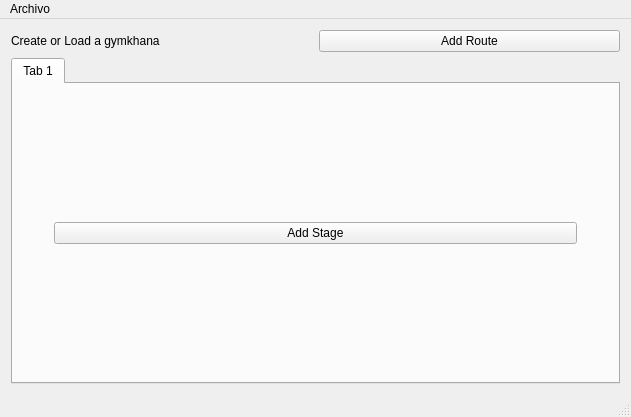
BenitezDev/GymkhanaCreator, file desktop app/project/resources/MainWindow.ui: the form before one commit.
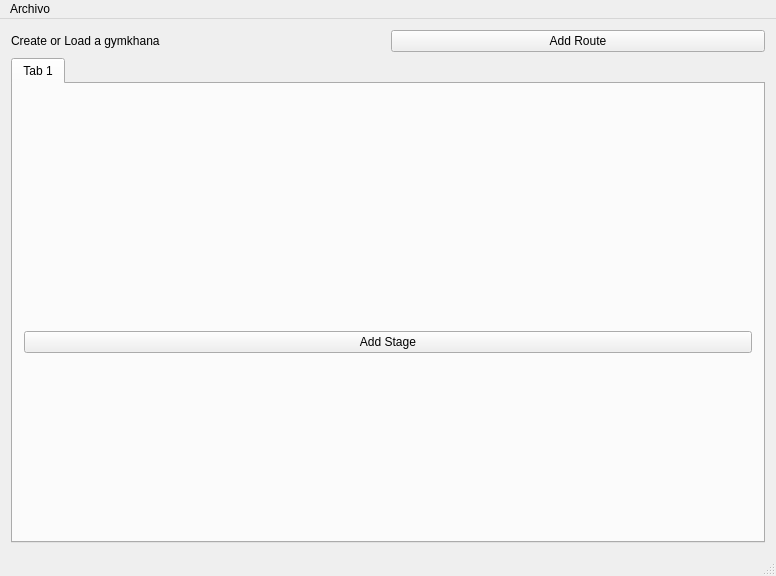
The form after the commit.

Commit message: parse widgets working fino filipino

```diff
--- a/desktop app/project/resources/MainWindow.ui
+++ b/desktop app/project/resources/MainWindow.ui
@@ -6,8 +6,8 @@
    <rect>
     <x>0</x>
     <y>0</y>
-    <width>631</width>
-    <height>417</height>
+    <width>776</width>
+    <height>576</height>
    </rect>
   </property>
   <property name="windowTitle">
@@ -53,16 +53,16 @@
           <property name="bottomMargin">
            <number>30</number>
           </property>
-          <item>
-           <widget class="QPushButton" name="pushButton">
+         </layout>
+        </item>
+        <item row="1" column="0">
+         <widget class="QPushButton" name="AddStage">
             <property name="text">
              <string>Add Stage</string>
             </property>
            </widget>
           </item>
          </layout>
-        </item>
-       </layout>
       </widget>
      </widget>
     </item>
@@ -73,7 +73,7 @@
     <rect>
      <x>0</x>
      <y>0</y>
-     <width>631</width>
+     <width>776</width>
      <height>22</height>
     </rect>
    </property>
```
Lines whose indentation alone changed are shown as unchanged. The commit also changes 6 other files.
